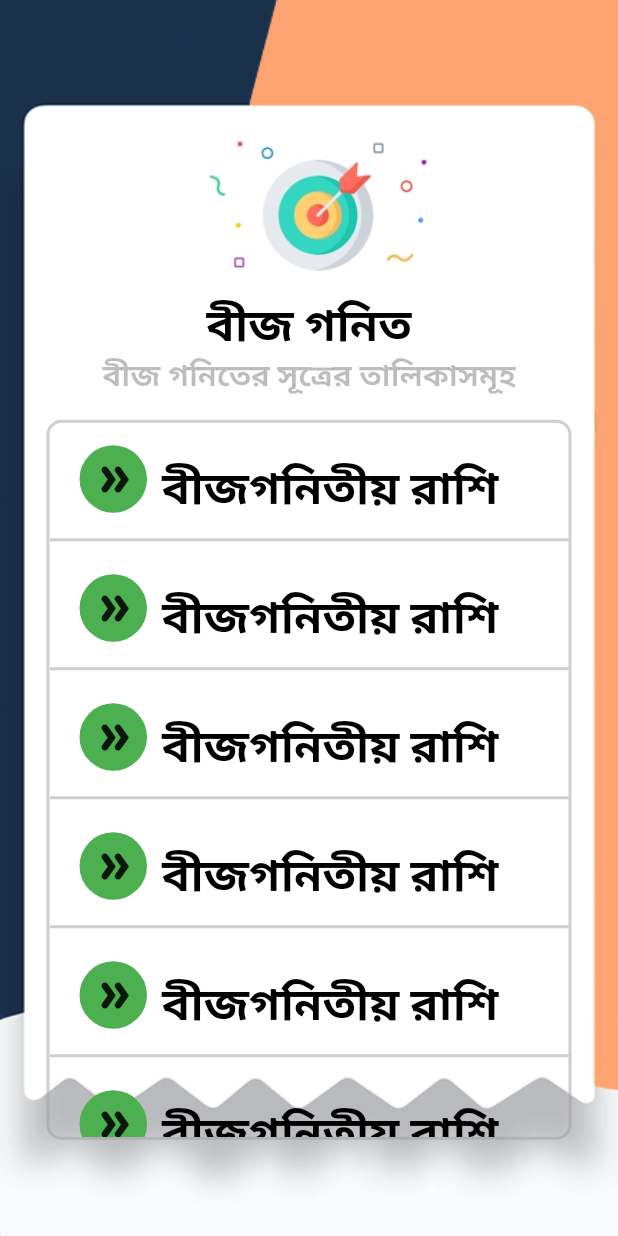
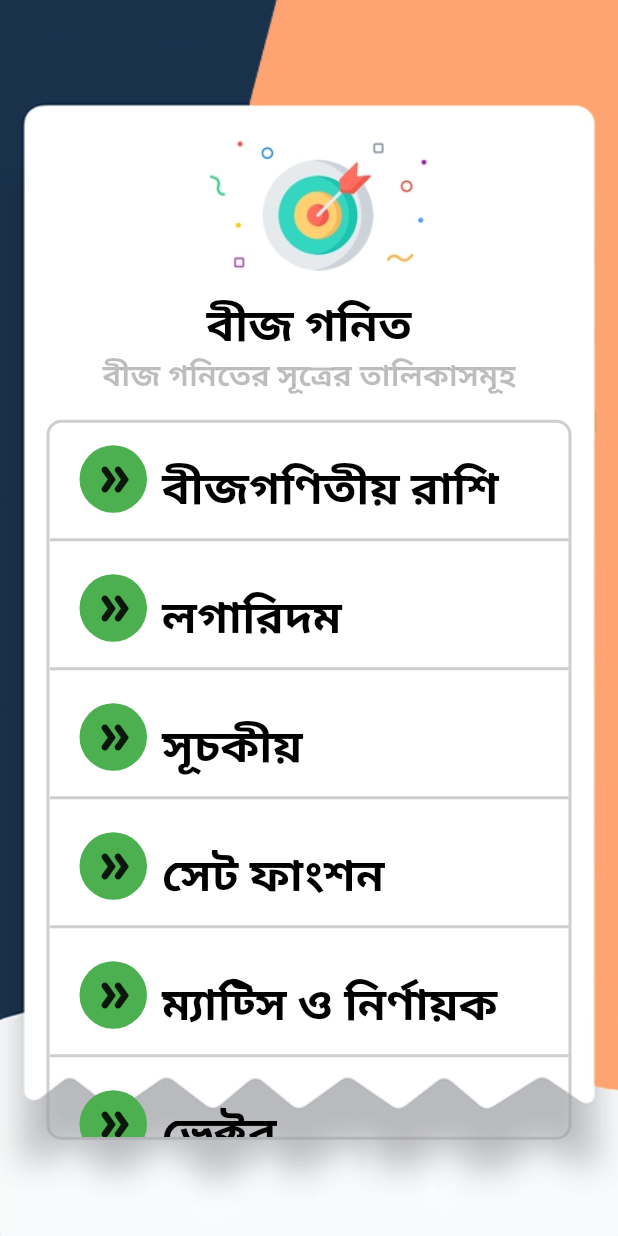
Before and after one commit to zihad650/math_solver, a Flutter app: the BizGonit screen opened directly, on a phone screen of 412 x 824 dp. Run offline on Flutter 3.47's test engine with Material 2 defaults, Android fonts, the light colour scheme and no system bars.

Commit message:
bizgonitupdate

```diff
--- a/lib/Design page/bizgonit.dart
+++ b/lib/Design page/bizgonit.dart
@@ -1,4 +1,5 @@
 import 'package:flutter/material.dart';
+import 'package:math_solver/Design%20page/bizgonitio_rashi.dart';
 
 class BizGonit extends StatefulWidget {
   const BizGonit({Key? key}) : super(key: key);
@@ -8,6 +9,20 @@ class BizGonit extends StatefulWidget {
 }
 
 class _BizGonitState extends State<BizGonit> {
+  final mathList = [
+    "বীজগণিতীয় রাশি",
+    "লগারিদম",
+    "সূচকীয়",
+    "সেট ফাংশন",
+    "ম্যাট্সি ও নির্ণায়ক",
+    "ভেক্টর",
+    "অন্তরীকরন",
+    "যোগজীকরন",
+    "বহুপদী সমীকরন",
+    "দ্বিপদী বিস্তৃতি",
+    "জটিল সংখ্যা",
+  ];
+
   @override
   Widget build(BuildContext context) {
     double height = MediaQuery.of(context).size.height;
@@ -16,7 +31,6 @@ class _BizGonitState extends State<BizGonit> {
       body: Container(
         padding: const EdgeInsets.only(top: 80, left: 20, right: 20),
         height: height,
-
         width: width,
         decoration: BoxDecoration(
           image: DecorationImage(
@@ -72,8 +86,8 @@ class _BizGonitState extends State<BizGonit> {
                 removeTop: true,
                 context: context,
                 child: ListView.builder(
-                  itemCount: 15,
-                  itemBuilder: ( _, index){
+                  itemCount: mathList.length,
+                  itemBuilder: ( context, index){
                     return Container(
                       child: Column(
                         children: [
@@ -91,11 +105,13 @@ class _BizGonitState extends State<BizGonit> {
                               ),
                               GestureDetector(
                                 onTap: (){
-
+                                      Navigator.push(context,
+                                      MaterialPageRoute(builder: (context)=>BizgonitioRashi(mathList[index]))
+                                      );
                                 },
                                 child: Container(
                                   margin: const EdgeInsets.only(left: 10, top: 15),
-                                  child: Text("বীজগনিতীয় রাশি",
+                                  child: Text(mathList[index],
                                     style: TextStyle(
                                       fontSize: 30,
                                       fontWeight: FontWeight.bold,
```
Also changed, not shown: lib/Design page/design_2nd_page.dart (+235 -222 lines), 1 other file.
